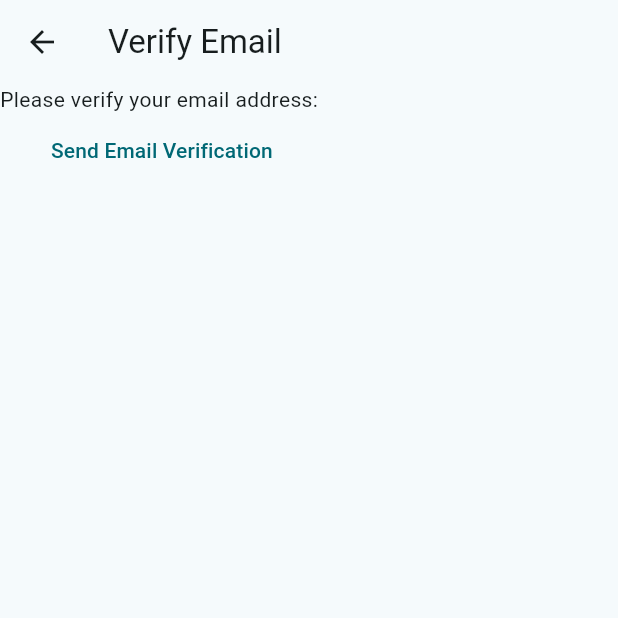
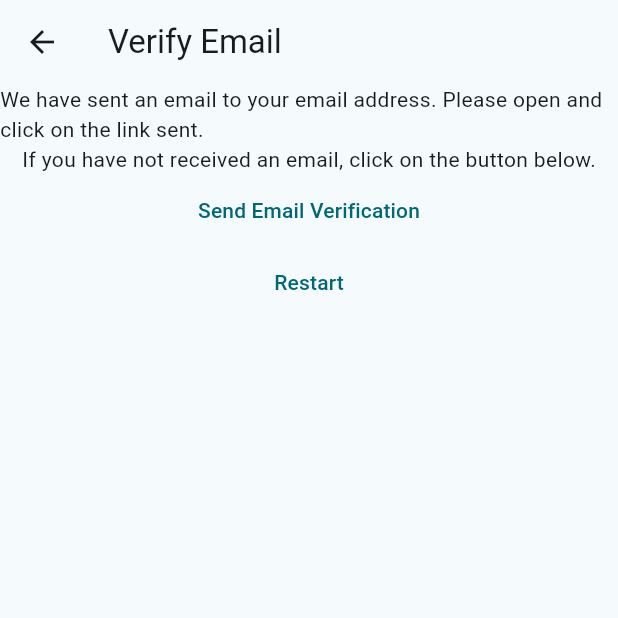
Before and after one commit to suicidepool/Flutter-Note-Project, a Flutter app: the VerifyEmailView screen opened directly, on a phone screen of 412 x 824 dp, the top half of it. Run offline on Flutter 3.47's test engine with Material 3 defaults, Android fonts, the phone set to English and light mode, and no system bars; our stand-ins replace firebase_auth, firebase_core; accounts and stored records are empty.

Commit message:
fix verify email

```diff
--- a/lib/constants/routes.dart
+++ b/lib/constants/routes.dart
@@ -1,3 +1,4 @@
 const loginRoute = '/login/';
 const registerRoute = '/register/';
 const notesRoute = '/notes/';
+const verifyEmailRoute = '/verify-email/';
--- a/lib/main.dart
+++ b/lib/main.dart
@@ -22,6 +22,7 @@ void main() {
         loginRoute: (context) => const LoginView(),
         registerRoute: (conext) => const RegisterView(),
         notesRoute: (context) => const NotesView(),
+        verifyEmailRoute: (context) => const VerifyEmailView(),
       },
     ),
   );
--- a/lib/views/verify_email_view.dart
+++ b/lib/views/verify_email_view.dart
@@ -1,4 +1,5 @@
 import 'package:firebase_auth/firebase_auth.dart';
+import 'package:first_again_again/constants/routes.dart';
 import 'package:flutter/material.dart';
 import 'dart:developer' as devtools show log;
 
@@ -13,12 +14,15 @@ class _VerifyEmailViewState extends State<VerifyEmailView> {
   @override
   Widget build(BuildContext context) {
     return Scaffold(
-      appBar: AppBar(
-        title: const Text("Verify Email"),
-      ),
+      appBar: AppBar(title: const Text("Verify Email")),
       body: Column(
         children: [
-          const Text("Please verify your email address: "),
+          const Text(
+            "We have sent an email to your email address. Please open and click on the link sent.",
+          ),
+          const Text(
+            "If you have not received an email, click on the button below.",
+          ),
           TextButton(
             onPressed: () async {
               final user = FirebaseAuth.instance.currentUser;
@@ -28,6 +32,13 @@ class _VerifyEmailViewState extends State<VerifyEmailView> {
             },
             child: const Text("Send Email Verification"),
           ),
+          TextButton(
+            onPressed: () async {
+              await FirebaseAuth.instance.signOut();
+              Navigator.of(context).pushNamedAndRemoveUntil(registerRoute, (route) => false);
+            },
+            child: const Text("Restart"),
+          ),
         ],
       ),
     );
```
Also changed, not shown: lib/views/login_view.dart (+12 -6 lines), lib/views/register_view.dart (+15 -17 lines).
